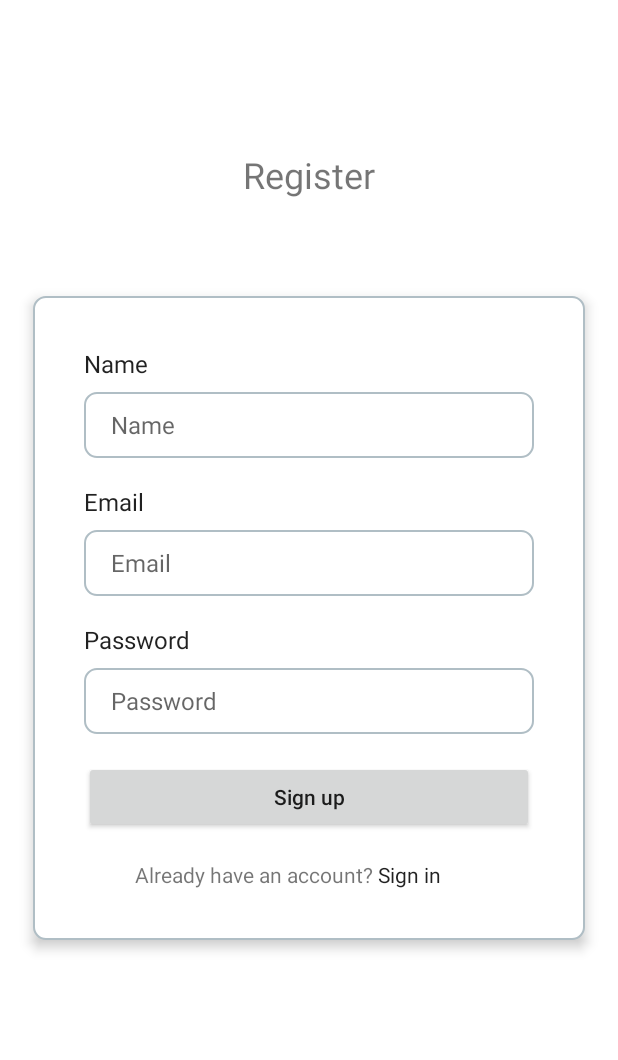
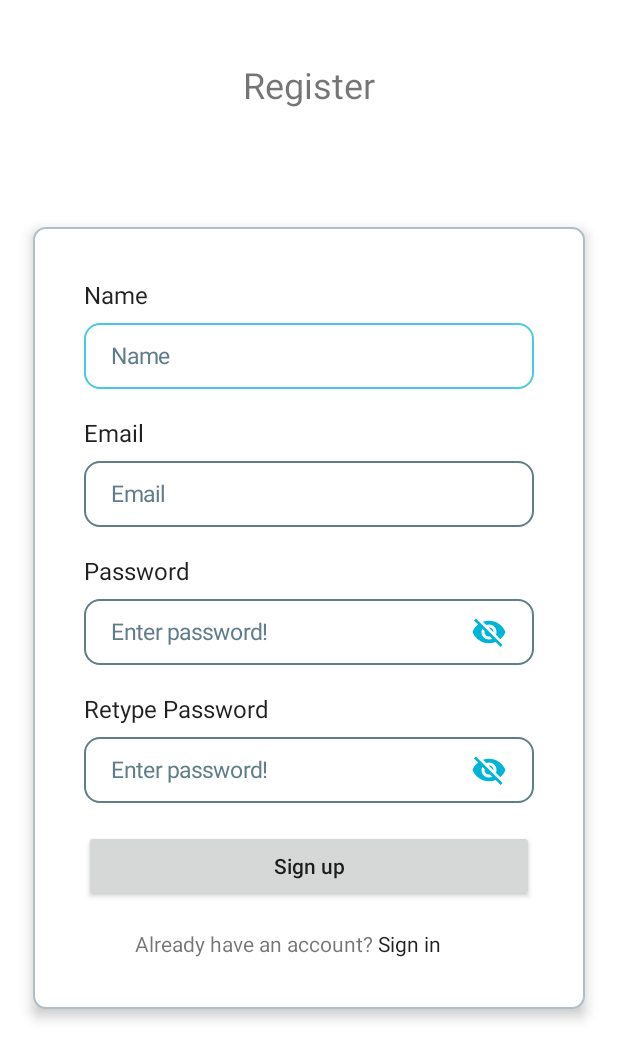
Before and after one commit to DwikiCahyo/Pet-Friends-App, an Android app: the RegisterActivity screen opened directly, with no data from a screen before it, on a phone screen of 412 x 824 dp. Shown: the top 1060 px of the screen. Run offline under Robolectric (Android 15) with nearby library versions, the phone set to English and light mode, and no system bars; our stand-ins replace Firebase (no records; nobody signed in at launch, a user with empty details on screens opened directly).

Commit message:
update login and regist

```diff
--- a/app/src/main/res/layout/activity_register.xml
+++ b/app/src/main/res/layout/activity_register.xml
@@ -11,7 +11,7 @@
         android:id="@+id/tv_register"
         android:layout_width="wrap_content"
         android:layout_height="wrap_content"
-        android:layout_marginTop="100dp"
+        android:layout_marginTop="40dp"
         android:layout_centerHorizontal="true"
         android:text="@string/register"
         android:textSize="24sp"
@@ -46,17 +46,13 @@
             app:layout_constraintStart_toStartOf="parent"
             app:layout_constraintTop_toTopOf="parent"/>
 
-        <EditText
+        <com.example.petfriends.ui.custom.CustomeEditName
             android:id="@+id/ed_name_register"
             android:layout_width="300dp"
             android:layout_height="44dp"
             android:layout_marginTop="8dp"
-            android:background="@drawable/custom_edittext"
-            android:hint="@string/name"
-            android:inputType="textEmailAddress"
             android:paddingStart="18dp"
             android:paddingEnd="18dp"
-            android:textColor="?android:textColorPrimary"
             android:textSize="16sp"
             app:layout_constraintEnd_toEndOf="parent"
             app:layout_constraintStart_toStartOf="parent"
@@ -77,22 +73,32 @@
             app:layout_constraintStart_toStartOf="parent"
             app:layout_constraintTop_toBottomOf="@+id/ed_name_register"/>
 
-        <EditText
+        <com.example.petfriends.ui.custom.CustomEditEmail
             android:id="@+id/ed_email_register"
             android:layout_width="300dp"
             android:layout_height="44dp"
             android:layout_marginTop="8dp"
-            android:background="@drawable/custom_edittext"
-            android:hint="@string/email"
             android:inputType="textEmailAddress"
             android:paddingStart="18dp"
             android:paddingEnd="18dp"
-            android:textColor="?android:textColorPrimary"
             android:textSize="16sp"
             app:layout_constraintEnd_toEndOf="parent"
             app:layout_constraintStart_toStartOf="parent"
             app:layout_constraintTop_toBottomOf="@+id/tv_email"
             tools:ignore="autoFill" />
+
+        <TextView
+            android:id="@+id/err_email"
+            android:layout_width="wrap_content"
+            android:layout_height="wrap_content"
+            android:layout_marginTop="12dp"
+            android:textSize="10sp"
+            android:text="@string/email_invalid"
+            android:textColor="@color/red"
+            android:visibility="gone"
+            app:layout_constraintEnd_toEndOf="parent"
+            app:layout_constraintTop_toBottomOf="@+id/ed_email_register"
+            tools:visibility="visible" />
 
         <TextView
             android:id="@+id/tv_password"
@@ -107,22 +113,61 @@
             app:layout_constraintStart_toStartOf="parent"
             app:layout_constraintTop_toBottomOf="@+id/ed_email_register"/>
 
-        <EditText
-            android:id="@+id/ed_password_register"
+        <com.example.petfriends.ui.custom.CustomEditPassword
+            android:id="@+id/ed_password_register1"
             android:layout_width="300dp"
             android:layout_height="44dp"
             android:layout_marginTop="8dp"
-            android:background="@drawable/custom_edittext"
-            android:hint="@string/password"
             android:inputType="textPassword"
             android:paddingStart="18dp"
             android:paddingEnd="18dp"
-            android:textColor="?android:textColorPrimary"
             android:textSize="16sp"
             app:layout_constraintEnd_toEndOf="parent"
             app:layout_constraintStart_toStartOf="parent"
             app:layout_constraintTop_toBottomOf="@+id/tv_password"
             tools:ignore="autoFill" />
+
+        <TextView
+            android:id="@+id/tv_retype_password"
+            android:layout_width="wrap_content"
+            android:layout_height="wrap_content"
+            android:layout_marginTop="18dp"
+            android:text="@string/retype_password"
+            android:textColor="?android:textColorPrimary"
+            android:textSize="16sp"
+            app:layout_constraintHorizontal_bias="0.0"
+            app:layout_constraintEnd_toEndOf="parent"
+            app:layout_constraintStart_toStartOf="parent"
+            app:layout_constraintTop_toBottomOf="@+id/ed_password_register1"/>
+
+
+        <com.example.petfriends.ui.custom.CustomEditPassword
+            android:id="@+id/ed_password_register2"
+            android:layout_width="300dp"
+            android:layout_height="44dp"
+            android:layout_marginTop="8dp"
+            android:inputType="textPassword"
+            android:paddingStart="18dp"
+            android:paddingEnd="18dp"
+            android:textSize="16sp"
+            app:layout_constraintEnd_toEndOf="parent"
+            app:layout_constraintStart_toStartOf="parent"
+            app:layout_constraintTop_toBottomOf="@+id/tv_retype_password"
+            tools:ignore="autoFill" />
+
+
+        <TextView
+            android:id="@+id/err_pass"
+            android:layout_width="wrap_content"
+            android:layout_height="wrap_content"
+            android:layout_marginTop="8dp"
+            android:textSize="10sp"
+            android:text="@string/password"
+            android:textColor="@color/red"
+            android:visibility="gone"
+            app:layout_constraintEnd_toEndOf="parent"
+            app:layout_constraintTop_toBottomOf="@+id/ed_password_register2"
+            tools:visibility="visible" />
 
         <androidx.appcompat.widget.AppCompatButton
             android:id="@+id/btn_register"
@@ -133,7 +178,7 @@
             android:textAllCaps="false"
             app:layout_constraintEnd_toEndOf="parent"
             app:layout_constraintStart_toStartOf="parent"
-            app:layout_constraintTop_toBottomOf="@+id/ed_password_register"/>
+            app:layout_constraintTop_toBottomOf="@+id/ed_password_register2"/>
 
         <LinearLayout
             android:layout_width="300dp"
--- a/app/src/main/res/values/strings.xml
+++ b/app/src/main/res/values/strings.xml
@@ -38,5 +38,10 @@
     <string name="hello_blank_fragment">Hello blank fragment</string>
     <string name="hint_edt">Email</string>
     <string name="empty_email">Email cant empty</string>
+    <string name="hint_name">Name</string>
+    <string name="retype_password">Retype Password</string>
+    <string name="error_password">Error Password</string>
+    <string name="password_not_same">Password is not same</string>
+    <string name="back">Back</string>
 
 </resources>
```
Also changed, not shown: app/src/main/java/com/example/petfriends/ui/auth/RegisterActivity.kt (+18 -10 lines), app/src/main/java/com/example/petfriends/ui/custom/CustomeEditName.kt (added, +125 -0 lines), app/src/main/res/layout/activity_login.xml (+5 -5 lines), app/src/main/res/drawable/logo_app.png (added).
